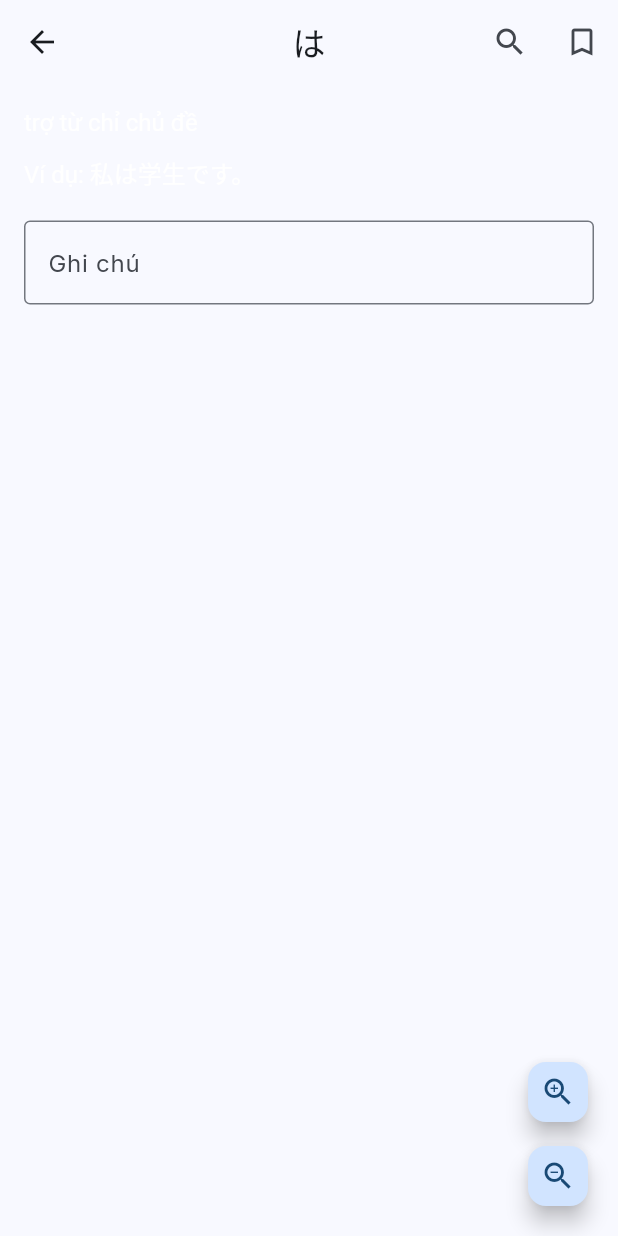
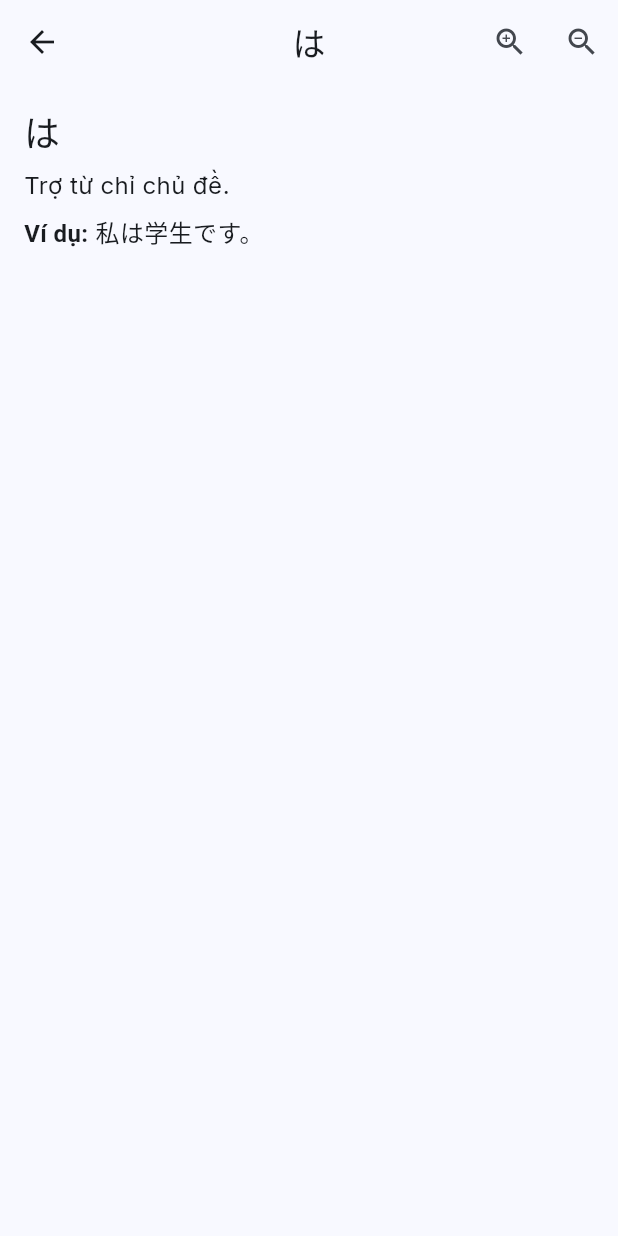
Before and after one commit to tygonorg/nihongo-flashcard, a Flutter app: the GrammarListScreen screen opened directly, after a tap on an icon or button, on a phone screen of 412 x 824 dp. Run offline on Flutter 3.47's test engine with Material 3 defaults, Android fonts, the phone set to English and light mode, and no system bars; our stand-ins replace flutter_markdown, get, get_it, go_router, google_fonts, sqflite; accounts and stored records are empty.

Commit message:
feat(grammar): add markdown content support

```diff
--- a/assets/presets/grammar_n4.json
+++ b/assets/presets/grammar_n4.json
@@ -1,4 +1,4 @@
 [
-  {"title":"べきだ","meaning":"nên","level":"N4","example":"もっと勉強すべきだ。"},
-  {"title":"ために","meaning":"để","level":"N4","example":"日本語を学ぶために日本へ行く。"}
+  {"title":"べきだ","meaning":"nên","level":"N4","example":"もっと勉強すべきだ。","content":"# べきだ\nNên làm điều gì đó.\n\n**Ví dụ:** もっと勉強すべきだ。"},
+  {"title":"ために","meaning":"để","level":"N4","example":"日本語を学ぶために日本へ行く。","content":"# ために\nĐể làm gì đó.\n\n**Ví dụ:** 日本語を学ぶために日本へ行く。"}
 ]
--- a/assets/presets/grammar_n5.json
+++ b/assets/presets/grammar_n5.json
@@ -1,4 +1,4 @@
 [
-  {"title":"は","meaning":"trợ từ chỉ chủ đề","level":"N5","example":"私は学生です。"},
-  {"title":"が","meaning":"trợ từ chỉ chủ thể","level":"N5","example":"猫が好きです。"}
+  {"title":"は","meaning":"trợ từ chỉ chủ đề","level":"N5","example":"私は学生です。","content":"# は\nTrợ từ chỉ chủ đề.\n\n**Ví dụ:** 私は学生です。"},
+  {"title":"が","meaning":"trợ từ chỉ chủ thể","level":"N5","example":"猫が好きです。","content":"# が\nTrợ từ chỉ chủ thể.\n\n**Ví dụ:** 猫が好きです。"}
 ]
--- a/lib/models/grammar.dart
+++ b/lib/models/grammar.dart
@@ -3,12 +3,14 @@ class Grammar {
   final String meaning;
   final String level;
   final String? example;
+  final String content;
 
   Grammar({
     required this.title,
     required this.meaning,
     required this.level,
     this.example,
+    this.content = '',
   });
 
   factory Grammar.fromMap(Map<String, dynamic> map) {
@@ -17,6 +19,7 @@ class Grammar {
       meaning: map['meaning'] as String,
       level: map['level'] as String,
       example: map['example'] as String?,
+      content: map['content'] as String? ?? '',
     );
   }
 
@@ -26,6 +29,7 @@ class Grammar {
       'meaning': meaning,
       'level': level,
       if (example != null) 'example': example,
+      'content': content,
     };
   }
 }
--- a/lib/router.dart
+++ b/lib/router.dart
@@ -11,6 +11,7 @@ import 'ui/screens/kanji_quiz_screen.dart';
 import 'ui/screens/add_edit_kanji_screen.dart';
 import 'ui/screens/grammar_quiz_screen.dart';
 import 'ui/screens/grammar_detail_screen.dart';
+import 'ui/screens/add_edit_grammar_screen.dart';
 import 'ui/screens/stats_screen.dart';
 
 final router = GoRouter(routes: [
@@ -34,6 +35,7 @@ final router = GoRouter(routes: [
   GoRoute(path: '/kanji-flash', builder: (_, __) => const KanjiFlashcardsScreen()),
   GoRoute(path: '/kanji-quiz', builder: (_, __) => const KanjiQuizScreen()),
   GoRoute(path: '/grammar-quiz', builder: (_, __) => const GrammarQuizScreen()),
+  GoRoute(path: '/grammar-add', builder: (_, __) => const AddEditGrammarScreen()),
   GoRoute(
     path: '/grammar-detail',
     builder: (context, state) {
--- a/lib/ui/screens/grammar_detail_screen.dart
+++ b/lib/ui/screens/grammar_detail_screen.dart
@@ -1,5 +1,5 @@
 import 'package:flutter/material.dart';
-import 'package:shared_preferences/shared_preferences.dart';
+import 'package:flutter_markdown/flutter_markdown.dart';
 
 import '../../models/grammar.dart';
 
@@ -12,77 +12,7 @@ class GrammarDetailScreen extends StatefulWidget {
 }
 
 class _GrammarDetailScreenState extends State<GrammarDetailScreen> {
-  late SharedPreferences _prefs;
-  bool _bookmarked = false;
-  late TextEditingController _noteController;
-  String _search = '';
   double _fontSize = 16;
-
-  @override
-  void initState() {
-    super.initState();
-    _noteController = TextEditingController();
-    _init();
-  }
-
-  Future<void> _init() async {
-    _prefs = await SharedPreferences.getInstance();
-    final key = widget.grammar.title;
-    _bookmarked = _prefs.getBool('grammar_bookmark_$key') ?? false;
-    _noteController.text = _prefs.getString('grammar_note_$key') ?? '';
-    if (mounted) setState(() {});
-  }
-
-  Future<void> _toggleBookmark() async {
-    setState(() => _bookmarked = !_bookmarked);
-    await _prefs.setBool(
-        'grammar_bookmark_${widget.grammar.title}', _bookmarked);
-  }
-
-  Future<void> _saveNote() async {
-    await _prefs.setString(
-        'grammar_note_${widget.grammar.title}', _noteController.text);
-  }
-
-  Future<void> _searchContent() async {
-    final q = await showSearch<String>(
-        context: context, delegate: _GrammarSearchDelegate());
-    if (q != null) {
-      setState(() {
-        _search = q;
-      });
-    }
-  }
-
-  TextSpan _buildHighlighted(String text) {
-    if (_search.isEmpty) {
-      return TextSpan(text: text, style: TextStyle(fontSize: _fontSize));
-    }
-    final lcText = text.toLowerCase();
-    final lcQuery = _search.toLowerCase();
-    final spans = <TextSpan>[];
-    int start = 0;
-    while (true) {
-      final index = lcText.indexOf(lcQuery, start);
-      if (index < 0) {
-        spans.add(TextSpan(
-            text: text.substring(start),
-            style: TextStyle(fontSize: _fontSize)));
-        break;
-      }
-      if (index > start) {
-        spans.add(TextSpan(
-            text: text.substring(start, index),
-            style: TextStyle(fontSize: _fontSize)));
-      }
-      spans.add(TextSpan(
-          text: text.substring(index, index + _search.length),
-          style: TextStyle(
-              fontSize: _fontSize, backgroundColor: Colors.yellow)));
-      start = index + _search.length;
-    }
-    return TextSpan(children: spans);
-  }
 
   @override
   Widget build(BuildContext context) {
@@ -92,84 +22,22 @@ class _GrammarDetailScreenState extends State<GrammarDetailScreen> {
         title: Text(g.title),
         actions: [
           IconButton(
-              onPressed: _searchContent, icon: const Icon(Icons.search)),
+            icon: const Icon(Icons.zoom_in),
+            onPressed: () => setState(() => _fontSize += 2),
+          ),
           IconButton(
-            icon: Icon(
-                _bookmarked ? Icons.bookmark : Icons.bookmark_border_outlined),
-            onPressed: _toggleBookmark,
+            icon: const Icon(Icons.zoom_out),
+            onPressed: () => setState(() {
+              if (_fontSize > 12) _fontSize -= 2;
+            }),
           ),
         ],
       ),
-      body: Padding(
-        padding: const EdgeInsets.all(16),
-        child: ListView(
-          children: [
-            RichText(text: _buildHighlighted(g.meaning)),
-            if (g.example != null)
-              Padding(
-                padding: const EdgeInsets.only(top: 12),
-                child: RichText(text: _buildHighlighted('Ví dụ: ${g.example}')),
-              ),
-            Padding(
-              padding: const EdgeInsets.only(top: 20),
-              child: TextField(
-                key: const Key('noteField'),
-                controller: _noteController,
-                maxLines: null,
-                decoration: const InputDecoration(
-                    labelText: 'Ghi chú', border: OutlineInputBorder()),
-                onChanged: (_) => _saveNote(),
-              ),
-            ),
-          ],
-        ),
-      ),
-      floatingActionButton: Column(
-        mainAxisSize: MainAxisSize.min,
-        children: [
-          FloatingActionButton(
-            heroTag: 'zoomIn',
-            mini: true,
-            onPressed: () => setState(() => _fontSize += 2),
-            child: const Icon(Icons.zoom_in),
-          ),
-          const SizedBox(height: 8),
-          FloatingActionButton(
-            heroTag: 'zoomOut',
-            mini: true,
-            onPressed: () =>
-                setState(() => _fontSize = _fontSize > 12 ? _fontSize - 2 : 12),
-            child: const Icon(Icons.zoom_out),
-          ),
-        ],
+      body: Markdown(
+        data: g.content,
+        styleSheet: MarkdownStyleSheet.fromTheme(Theme.of(context))
+            .copyWith(p: TextStyle(fontSize: _fontSize)),
       ),
     );
   }
 }
-
-class _GrammarSearchDelegate extends SearchDelegate<String> {
-  @override
-  List<Widget>? buildActions(BuildContext context) {
-    return [
-      IconButton(onPressed: () => query = '', icon: const Icon(Icons.clear))
-    ];
-  }
-
-  @override
-  Widget? buildLeading(BuildContext context) {
-    return IconButton(
-        onPressed: () => close(context, query),
-        icon: const Icon(Icons.arrow_back));
-  }
-
-  @override
-  Widget buildResults(BuildContext context) {
-    close(context, query);
-    return const SizedBox.shrink();
-  }
-
-  @override
-  Widget buildSuggestions(BuildContext context) {
-    return const SizedBox.shrink();
-  }
-}
--- a/lib/ui/screens/grammar_list_screen.dart
+++ b/lib/ui/screens/grammar_list_screen.dart
@@ -111,6 +111,17 @@ class _GrammarListScreenState extends State<GrammarListScreen> {
           );
         },
       ),
+      floatingActionButton: FloatingActionButton(
+        onPressed: () async {
+          final newGrammar = await context.push<Grammar>('/grammar-add');
+          if (newGrammar != null) {
+            setState(() {
+              (_grammars ??= []).add(newGrammar);
+            });
+          }
+        },
+        child: const Icon(Icons.add),
+      ),
     );
   }
 }
--- a/pubspec.yaml
+++ b/pubspec.yaml
@@ -16,6 +16,7 @@ dependencies:
   intl: ^0.20.2
   google_fonts: ^6.2.1
   shared_preferences: ^2.2.2
+  flutter_markdown: ^0.7.3
 
   # UI
   flutter_staggered_animations: ^1.1.1
```
Also changed, not shown: lib/ui/screens/add_edit_grammar_screen.dart (added, +79 -0 lines), 2 other files.
